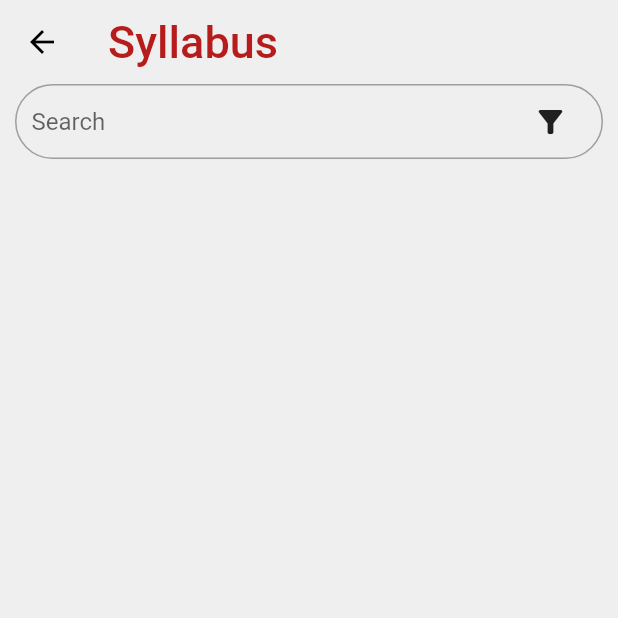
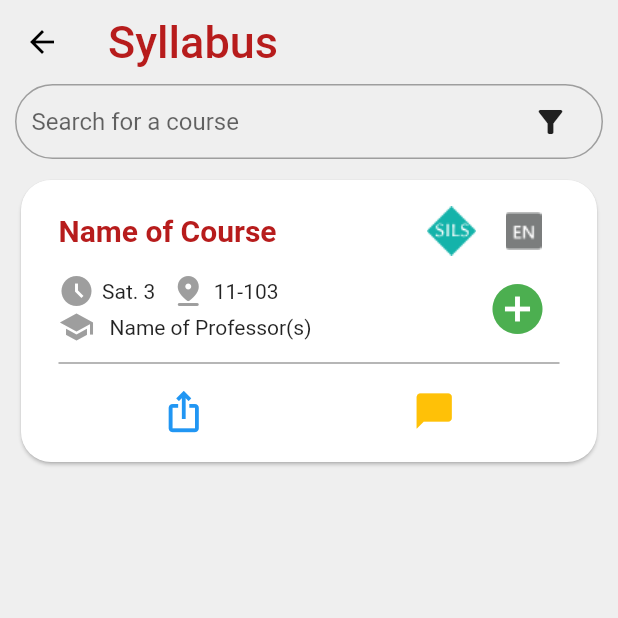
Before and after one commit to wasedatime/wasedatime-mobile, a Flutter app: the SyllabusScreen screen opened directly, on a phone screen of 412 x 824 dp, the top half of it. Run offline on Flutter 3.47's test engine with Material 2 defaults, Android fonts, the phone set to English and light mode, and no system bars; our stand-ins replace sqflite; accounts and stored records are empty.

Commit message:
init syllabus design

```diff
--- a/lib/screens/daily.dart
+++ b/lib/screens/daily.dart
@@ -22,8 +22,10 @@ class _DailyScreenState extends State<DailyScreen> {
   @override
   void initState() {
     super.initState();
+    // coursesFuture =
+    //     DatabaseHelper.instance.getCoursesForDay(DateTime.now().weekday);
     coursesFuture =
-        DatabaseHelper.instance.getCoursesForDay(DateTime.now().weekday);
+        DatabaseHelper.instance.getCoursesForDay(DateTime.wednesday);
     _fetchCourses();
   }
 
--- a/lib/screens/syllabus.dart
+++ b/lib/screens/syllabus.dart
@@ -1,13 +1,31 @@
 import 'package:flutter/material.dart';
 import 'package:flutter/services.dart';
 
-class SyllabusScreen extends StatelessWidget {
+import '../models/course.dart';
+import '../utils/db_helper.dart';
+import '../widgets/syllabus/courseCard.dart';
+
+class SyllabusScreen extends StatefulWidget {
   const SyllabusScreen({Key? key}) : super(key: key);
+
+  @override
+  State<SyllabusScreen> createState() => _SyllabusScreenState();
+}
+
+class _SyllabusScreenState extends State<SyllabusScreen> {
+  late final Future<Map<int, Course>> coursesSearch;
+
+  @override
+  void initState() {
+    super.initState();
+    coursesSearch =
+        DatabaseHelper.instance.getCoursesForDay(DateTime.wednesday);
+  }
 
   @override
   Widget build(BuildContext context) {
     double height = MediaQuery.of(context).size.height;
-    double width = MediaQuery.of(context).size.width;
+    // double width = MediaQuery.of(context).size.width;
 
     return Scaffold(
         backgroundColor: const Color(0xFFEFEFEF),
@@ -26,9 +44,12 @@ class SyllabusScreen extends StatelessWidget {
             style: TextStyle(fontSize: 30, color: Colors.red[900]),
           ),
         ),
-        body: Container(
+        body: Column(
+          children: [
+            Container(
               margin: const EdgeInsets.symmetric(horizontal: 10),
-          height: height * 0.88,
+              // color: Colors.amber,
+              height: height * 0.75,
               child: Column(
                 children: [
                   Container(
@@ -42,7 +63,7 @@ class SyllabusScreen extends StatelessWidget {
                         const Expanded(
                           child: TextField(
                             decoration: InputDecoration(
-                          hintText: 'Search',
+                              hintText: 'Search for a course',
                               border: InputBorder.none,
                             ),
                           ),
@@ -55,9 +76,18 @@ class SyllabusScreen extends StatelessWidget {
                         ),
                       ],
                     ),
+                  ),
+                  const SizedBox(
+                    height: 10,
+                  ),
+                  const CourseCard()
+                ],
+              ),
+            ),
+            SizedBox(
+              height: height * 0.1,
             )
           ],
-          ),
         ));
   }
 }
--- a/lib/screens/weeklytable.dart
+++ b/lib/screens/weeklytable.dart
@@ -45,7 +45,7 @@ class _WeeklyTableState extends State<WeeklyTable> {
 
     const List days = ["Mon", "Tue", "Wed", "Thu", "Fri"];
     final viewheight = MediaQuery.of(context).size.height;
-    final viewwidth = MediaQuery.of(context).size.width;
+    // final viewwidth = MediaQuery.of(context).size.width;
 
     return Scaffold(
         backgroundColor: const Color(0xFFEFEFEF),
--- a/lib/utils/db_helper.dart
+++ b/lib/utils/db_helper.dart
@@ -134,9 +134,9 @@ class DatabaseHelper {
       }
     }
     print(day);
-    // for (int i = 0; i < 7; i++) {
-    //   print(courses[i]);
-    // }
+    for (int i = 0; i < 7; i++) {
+      print(courses[i]);
+    }
     return courses;
   }
 }
--- /dev/null
+++ b/lib/widgets/syllabus/courseCard.dart
@@ -0,0 +1,131 @@
+import 'package:flutter/cupertino.dart';
+import 'package:flutter/material.dart';
+
+import '../../models/course.dart';
+
+class CourseCard extends StatelessWidget {
+  // final Course course;
+  // const CourseCard({required this.course, super.key});
+  const CourseCard({super.key});
+
+  @override
+  Widget build(BuildContext context) {
+    return Card(
+      shape: const RoundedRectangleBorder(
+          borderRadius: BorderRadius.all(Radius.circular(20))),
+      child: Container(
+        padding: const EdgeInsets.symmetric(horizontal: 25, vertical: 10),
+        alignment: Alignment.center,
+        width: double.infinity,
+        child: Column(
+          children: [
+            Row(
+              children: [
+                Text(
+                  "Name of Course",
+                  style: TextStyle(
+                      color: Colors.red[900],
+                      fontWeight: FontWeight.bold,
+                      fontSize: 20),
+                ),
+                const Spacer(),
+                const Image(
+                    image: AssetImage('assets/images/SILS.png'),
+                    fit: BoxFit.scaleDown,
+                    height: 48,
+                    width: 48),
+                const Image(
+                    image: AssetImage('assets/images/en-lang.png'),
+                    fit: BoxFit.scaleDown,
+                    height: 48,
+                    width: 48)
+              ],
+            ),
+            Row(
+              mainAxisAlignment: MainAxisAlignment.spaceBetween,
+              children: [
+                const Expanded(
+                  child: Column(
+                    mainAxisAlignment: MainAxisAlignment.start,
+                    children: [
+                      Row(
+                        mainAxisAlignment: MainAxisAlignment.start,
+                        children: [
+                          Icon(
+                            Icons.access_time_filled,
+                            color: Colors.grey,
+                          ),
+                          SizedBox(
+                            width: 5,
+                          ),
+                          Text("Sat. 3"),
+                          SizedBox(
+                            width: 10,
+                          ),
+                          Icon(
+                            Icons.pin_drop_rounded,
+                            color: Colors.grey,
+                          ),
+                          SizedBox(
+                            width: 5,
+                          ),
+                          Text("11-103"),
+                        ],
+                      ),
+                      Row(
+                        children: [
+                          Icon(
+                            Icons.school_sharp,
+                            color: Colors.grey,
+                          ),
+                          SizedBox(
+                            width: 10,
+                          ),
+                          Text(
+                            "Name of Professor(s)",
+                            style: TextStyle(),
+                          )
+                        ],
+                      )
+                    ],
+                  ),
+                ),
+                IconButton(
+                  iconSize: 40,
+                  onPressed: () {},
+                  icon: const Icon(
+                    Icons.add_circle,
+                    color: Colors.green,
+                  ),
+                )
+              ],
+            ),
+            const Divider(
+              color: Colors.grey,
+              thickness: 1,
+            ),
+            Row(
+              mainAxisAlignment: MainAxisAlignment.spaceAround,
+              children: [
+                IconButton(
+                    onPressed: () {},
+                    iconSize: 30,
+                    icon: Icon(
+                      Icons.ios_share,
+                      color: Colors.blue,
+                    )),
+                IconButton(
+                    onPressed: () {},
+                    iconSize: 28,
+                    icon: Icon(
+                      Icons.chat_bubble,
+                      color: Colors.amber,
+                    ))
+              ],
+            )
+          ],
+        ),
+      ),
+    );
+  }
+}
--- a/pubspec.yaml
+++ b/pubspec.yaml
@@ -22,6 +22,7 @@ dev_dependencies:
 flutter:
   assets:
     - assets/
+    - assets/images/
   fonts:
     - family: Inter
       fonts:
```
Also changed, not shown: lib/classData.dart (deleted, +0 -84 lines), assets/images/SILS.png (added), assets/images/comment.png (added), assets/images/en-lang.png (added), pubspec.lock, 1 other file. Lines whose indentation alone changed are shown as unchanged.
